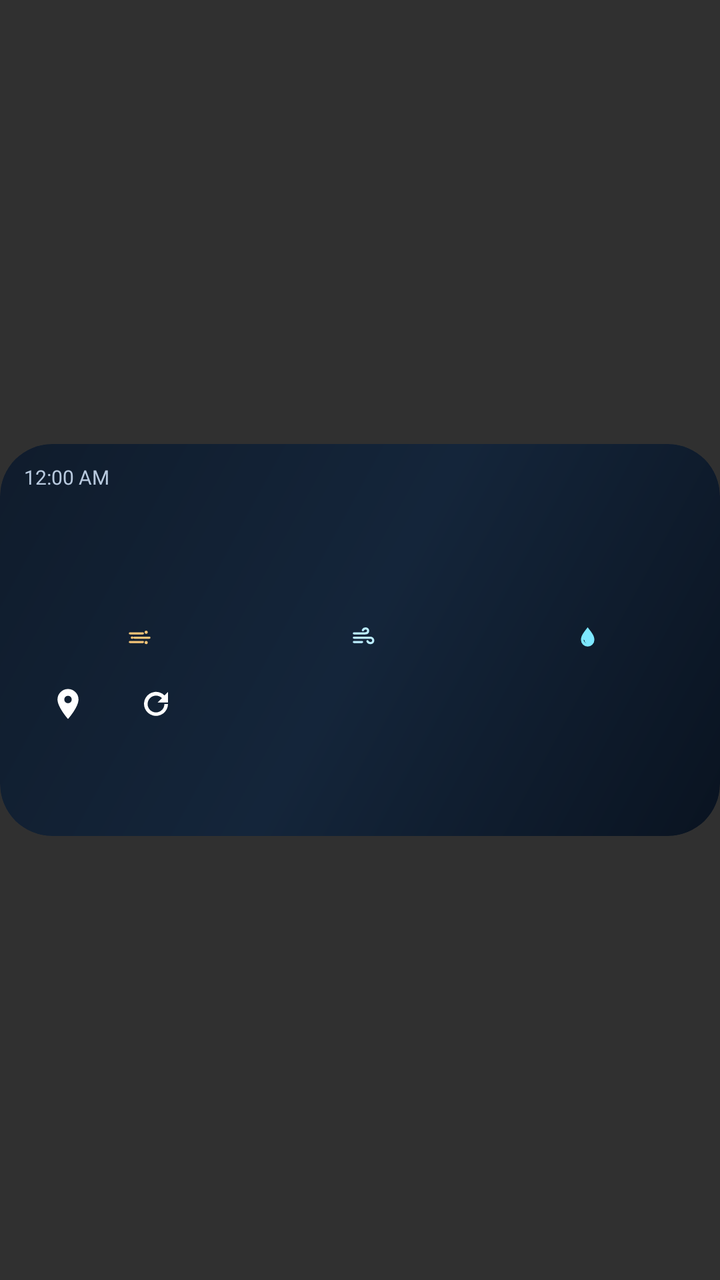
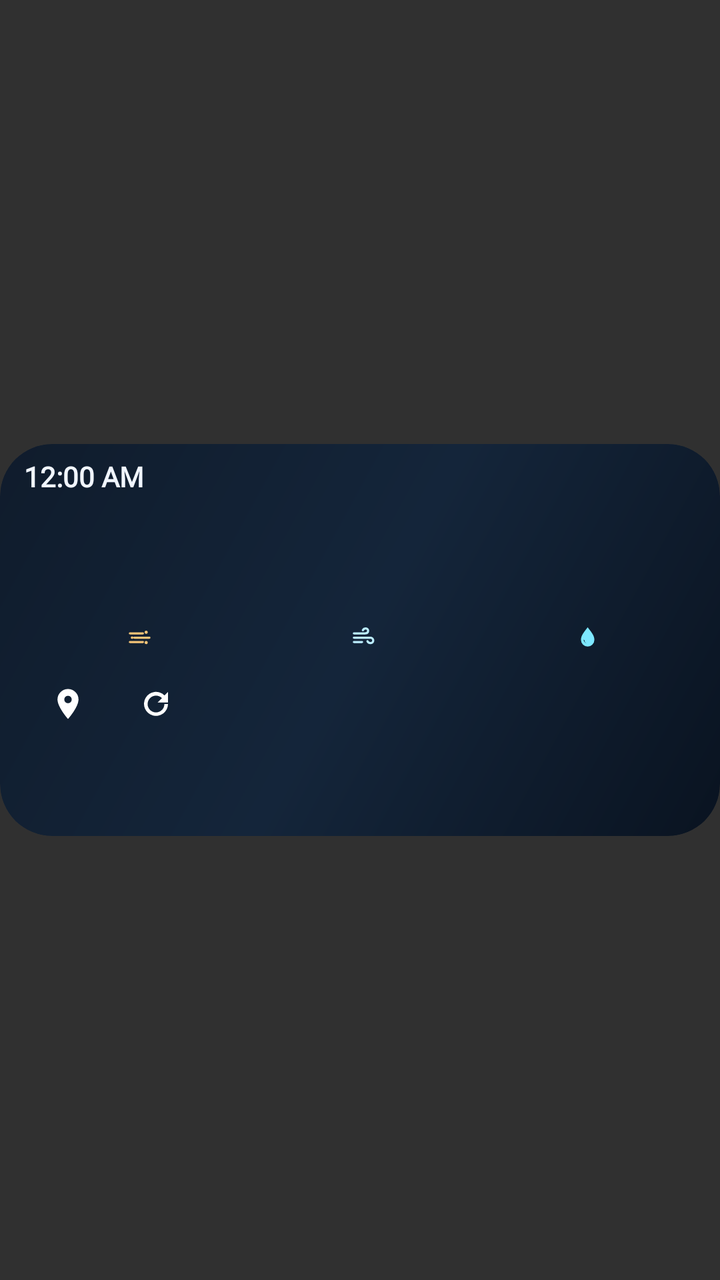

Screens rendered from an Android XML layout before and after an edit, with the pre-edit source and the edit as a unified diff.
<!-- AndroidManifest.xml: application theme LaunchTheme -->
<!-- res/layout/nav_kurd_widget.xml -->
<?xml version="1.0" encoding="utf-8"?>
<FrameLayout xmlns:android="http://schemas.android.com/apk/res/android"
    android:layout_width="match_parent" android:layout_height="match_parent">
  <FrameLayout android:id="@+id/widget_root" android:layout_width="match_parent" android:layout_height="196dp" android:layout_gravity="center" android:background="@drawable/widget_background" android:clipToOutline="true">
    <ImageView android:id="@+id/widget_scene" android:layout_width="match_parent" android:layout_height="match_parent" android:importantForAccessibility="no" android:scaleType="fitXY" />
    <LinearLayout android:layout_width="match_parent" android:layout_height="match_parent" android:orientation="vertical" android:paddingStart="12dp" android:paddingEnd="12dp" android:paddingTop="6dp" android:paddingBottom="4dp">
        <LinearLayout android:layout_width="match_parent" android:layout_height="22dp" android:layoutDirection="rtl" android:gravity="center_vertical" android:orientation="horizontal">
            <ImageView android:id="@+id/widget_city" android:layout_width="0dp" android:layout_height="20dp" android:adjustViewBounds="true" android:scaleType="fitEnd" android:contentDescription="@string/widget_description" android:layout_weight="1"/>
            <TextClock android:id="@+id/widget_local_time" android:layout_width="wrap_content" android:layout_height="wrap_content" android:layout_marginStart="8dp" android:fontFamily="@font/uniqaidar_money_heist_002" android:format12Hour="h:mm a" android:format24Hour="HH:mm" android:includeFontPadding="false" android:maxLines="1" android:textColor="#B8C9DE" android:textDirection="ltr" android:textSize="10sp" />
        </LinearLayout>
        <LinearLayout android:layout_width="match_parent" android:layout_height="44dp" android:gravity="center_vertical" android:layoutDirection="rtl" android:orientation="horizontal">
            <ImageView android:id="@+id/widget_weather_icon" android:layout_width="42dp" android:layout_height="42dp" android:contentDescription="@string/widget_description" android:scaleType="fitCenter" />
            <ImageView android:id="@+id/widget_temperature" android:layout_width="64dp" android:layout_height="40dp" android:adjustViewBounds="true" android:scaleType="fitEnd" android:contentDescription="@string/widget_description" android:layout_marginStart="4dp"/>
            <ImageView android:id="@+id/widget_condition" android:layout_width="0dp" android:layout_height="26dp" android:adjustViewBounds="true" android:scaleType="fitEnd" android:contentDescription="@string/widget_description" android:layout_weight="1" android:layout_marginStart="6dp"/>
        </LinearLayout>
        <LinearLayout android:layout_width="match_parent" android:layout_height="14dp" android:gravity="center_vertical" android:layoutDirection="rtl" android:orientation="horizontal">
            <ImageView android:id="@+id/widget_season" android:layout_width="60dp" android:layout_height="14dp" android:scaleType="fitCenter" android:contentDescription="@string/widget_description" />
            <ImageView android:id="@+id/widget_phase" android:layout_width="100dp" android:layout_height="14dp" android:scaleType="fitCenter" android:contentDescription="@string/widget_description" />
        </LinearLayout>
        <LinearLayout android:layout_width="match_parent" android:layout_height="22dp" android:gravity="center_vertical" android:layoutDirection="rtl" android:orientation="horizontal">
            <LinearLayout  android:layout_width="0dp" android:layout_height="22dp" android:layout_weight="1" android:gravity="center" android:orientation="horizontal">
                <ImageView  android:layout_width="13dp" android:layout_height="13dp" android:importantForAccessibility="no" android:src="@drawable/ic_widget_humidity" />
                <ImageView android:id="@+id/widget_humidity" android:layout_width="wrap_content" android:layout_height="18dp" android:adjustViewBounds="true" android:scaleType="fitEnd" android:contentDescription="@string/widget_description" android:layout_marginStart="4dp"/>
            </LinearLayout>
            <LinearLayout  android:layout_width="0dp" android:layout_height="22dp" android:layout_weight="1" android:gravity="center" android:orientation="horizontal">
                <ImageView  android:layout_width="13dp" android:layout_height="13dp" android:importantForAccessibility="no" android:src="@drawable/ic_widget_wind" />
                <ImageView android:id="@+id/widget_wind" android:layout_width="wrap_content" android:layout_height="18dp" android:adjustViewBounds="true" android:scaleType="fitEnd" android:contentDescription="@string/widget_description" android:layout_marginStart="4dp"/>
            </LinearLayout>
            <LinearLayout android:id="@+id/widget_dust_group" android:layout_width="0dp" android:layout_height="22dp" android:layout_weight="1" android:gravity="center" android:orientation="horizontal">
                <ImageView android:id="@+id/widget_dust_icon" android:layout_width="13dp" android:layout_height="13dp" android:importantForAccessibility="no" android:src="@drawable/ic_widget_dust" />
                <ImageView android:id="@+id/widget_dust" android:layout_width="wrap_content" android:layout_height="18dp" android:adjustViewBounds="true" android:scaleType="fitEnd" android:contentDescription="@string/widget_description" android:layout_marginStart="4dp"/>
            </LinearLayout>
        </LinearLayout>
        <LinearLayout android:id="@+id/widget_forecast_row" android:layout_width="match_parent" android:layout_height="36dp" android:layout_marginTop="2dp" android:orientation="horizontal" android:layoutDirection="ltr" android:visibility="gone">
            <LinearLayout android:layout_width="0dp" android:layout_height="match_parent" android:layout_weight="1" android:gravity="center" android:orientation="vertical">
                <ImageView android:id="@+id/widget_hour_0" android:layout_width="match_parent" android:layout_height="14dp" android:scaleType="fitCenter" android:contentDescription="@string/widget_description" />
                <ImageView android:id="@+id/widget_forecast_0" android:layout_width="match_parent" android:layout_height="20dp" android:scaleType="fitCenter" android:contentDescription="@string/widget_description" />
            </LinearLayout>
            <LinearLayout android:layout_width="0dp" android:layout_height="match_parent" android:layout_weight="1" android:gravity="center" android:orientation="vertical">
                <ImageView android:id="@+id/widget_hour_1" android:layout_width="match_parent" android:layout_height="14dp" android:scaleType="fitCenter" android:contentDescription="@string/widget_description" />
                <ImageView android:id="@+id/widget_forecast_1" android:layout_width="match_parent" android:layout_height="20dp" android:scaleType="fitCenter" android:contentDescription="@string/widget_description" />
            </LinearLayout>
            <LinearLayout android:layout_width="0dp" android:layout_height="match_parent" android:layout_weight="1" android:gravity="center" android:orientation="vertical">
                <ImageView android:id="@+id/widget_hour_2" android:layout_width="match_parent" android:layout_height="14dp" android:scaleType="fitCenter" android:contentDescription="@string/widget_description" />
                <ImageView android:id="@+id/widget_forecast_2" android:layout_width="match_parent" android:layout_height="20dp" android:scaleType="fitCenter" android:contentDescription="@string/widget_description" />
            </LinearLayout>
            <LinearLayout android:layout_width="0dp" android:layout_height="match_parent" android:layout_weight="1" android:gravity="center" android:orientation="vertical">
                <ImageView android:id="@+id/widget_hour_3" android:layout_width="match_parent" android:layout_height="14dp" android:scaleType="fitCenter" android:contentDescription="@string/widget_description" />
                <ImageView android:id="@+id/widget_forecast_3" android:layout_width="match_parent" android:layout_height="20dp" android:scaleType="fitCenter" android:contentDescription="@string/widget_description" />
            </LinearLayout>
            <LinearLayout android:layout_width="0dp" android:layout_height="match_parent" android:layout_weight="1" android:gravity="center" android:orientation="vertical">
                <ImageView android:id="@+id/widget_hour_4" android:layout_width="match_parent" android:layout_height="14dp" android:scaleType="fitCenter" android:contentDescription="@string/widget_description" />
                <ImageView android:id="@+id/widget_forecast_4" android:layout_width="match_parent" android:layout_height="20dp" android:scaleType="fitCenter" android:contentDescription="@string/widget_description" />
            </LinearLayout>
        </LinearLayout>
        <LinearLayout android:layout_width="match_parent" android:layout_height="44dp" android:gravity="center_vertical" android:layoutDirection="rtl" android:orientation="horizontal">
            <LinearLayout android:layout_width="0dp" android:layout_height="wrap_content" android:layout_weight="1" android:orientation="vertical">
                <ImageView android:id="@+id/widget_detail" android:layout_width="match_parent" android:layout_height="16dp" android:adjustViewBounds="true" android:scaleType="fitEnd" android:contentDescription="@string/widget_description" android:visibility="gone"/>
                <ImageView android:id="@+id/widget_updated" android:layout_width="match_parent" android:layout_height="16dp" android:adjustViewBounds="true" android:scaleType="fitEnd" android:contentDescription="@string/widget_description" />
            </LinearLayout>
            <ImageView android:id="@+id/widget_refresh" android:layout_width="44dp" android:layout_height="44dp" android:padding="13dp" android:contentDescription="@string/widget_refresh" android:src="@drawable/ic_widget_refresh" />
            <ImageView android:id="@+id/widget_locate" android:layout_width="44dp" android:layout_height="44dp" android:padding="13dp" android:contentDescription="@string/widget_locate" android:src="@drawable/ic_widget_locate" />
        </LinearLayout>
    </LinearLayout>
  </FrameLayout>
</FrameLayout>
<!-- resources referenced by this layout -->
<resources>
  <!-- drawable ic_widget_dust (drawable) -->
  <vector xmlns:android="http://schemas.android.com/apk/res/android" android:width="24dp" android:height="24dp" android:viewportWidth="24" android:viewportHeight="24"><path android:fillColor="#00000000" android:strokeColor="#FFF4C477" android:strokeLineCap="round" android:strokeWidth="2" android:pathData="M3,8h12M7,12h14M3,16h12" /><path android:fillColor="#FFF4C477" android:pathData="M18,5.5a1.5,1.5 0,1 0,0 3a1.5,1.5 0,0 0,0 -3M5,10.8a1.2,1.2 0,1 0,0 2.4a1.2,1.2 0,0 0,0 -2.4M18,15a1.5,1.5 0,1 0,0 3a1.5,1.5 0,0 0,0 -3" /></vector>
  <!-- drawable ic_widget_humidity (drawable) -->
  <vector xmlns:android="http://schemas.android.com/apk/res/android" android:width="24dp" android:height="24dp" android:viewportWidth="24" android:viewportHeight="24"><path android:fillColor="#FF7DE7FF" android:pathData="M12,2.4C9.1,6.4 5.8,9.7 5.8,14a6.2,6.2 0,0 0,12.4 0C18.2,9.7 14.9,6.4 12,2.4zM9,14.3a3.3,3.3 0,0 0,3.3 3.3c0.6,0 1.1,-0.2 1.6,-0.4A4.1,4.1 0,0 1,8.2 13.4c0,0.3 0.3,0.9 0.8,0.9z" /></vector>
  <!-- drawable ic_widget_locate (drawable) -->
  <vector xmlns:android="http://schemas.android.com/apk/res/android" android:width="24dp" android:height="24dp" android:viewportWidth="24" android:viewportHeight="24"><path android:fillColor="#FFFFFFFF" android:pathData="M12,2a7,7 0,0 0,-7 7c0,5.1 7,13 7,13s7,-7.9 7,-13a7,7 0,0 0,-7 -7zM12,6.5A2.5,2.5 0,1 1,12 11.5A2.5,2.5 0,0 1,12 6.5z" /></vector>
  <!-- drawable ic_widget_refresh (drawable) -->
  <vector xmlns:android="http://schemas.android.com/apk/res/android" android:width="24dp" android:height="24dp" android:viewportWidth="24" android:viewportHeight="24"><path android:fillColor="#FFFFFFFF" android:pathData="M17.7,6.3A8,8 0,1 0,20 12h-2.4a5.6,5.6 0,1 1,-1.6 -3.9L13,11h7V4l-2.3,2.3z" /></vector>
  <!-- drawable ic_widget_wind (drawable) -->
  <vector xmlns:android="http://schemas.android.com/apk/res/android" android:width="24dp" android:height="24dp" android:viewportWidth="24" android:viewportHeight="24"><path android:fillColor="#00000000" android:strokeColor="#FFBCEEFF" android:strokeLineCap="round" android:strokeLineJoin="round" android:strokeWidth="2" android:pathData="M3,8h10.5c3.4,0 3.4,-4.5 0.4,-4.5c-1.3,0 -2.2,0.7 -2.6,1.6M3,12h15c3.6,0 3.8,5 0.3,5c-1.4,0 -2.3,-0.7 -2.8,-1.7M3,16h7.5" /></vector>
  <!-- drawable widget_background (drawable) -->
  <?xml version="1.0" encoding="utf-8"?>
  <shape xmlns:android="http://schemas.android.com/apk/res/android"
      android:shape="rectangle">
      <gradient
          android:angle="315"
          android:centerColor="#F212243A"
          android:endColor="#F207111F"
          android:startColor="#F20D1A2B" />
      <corners android:radius="26dp" />
  </shape>
  <string name="widget_description">NAV KURD weather, location and offline map status</string>
  <string name="widget_locate">LOCATE</string>
  <string name="widget_refresh">نوێکردنەوەی کەش و هەوا</string>
  <!-- drawable launch_background (drawable) -->
  <?xml version="1.0" encoding="utf-8"?>
  <layer-list xmlns:android="http://schemas.android.com/apk/res/android">
      <item android:drawable="@color/nav_kurd_background" />
      <item>
          <bitmap
              android:gravity="center"
              android:src="@mipmap/ic_launcher" />
      </item>
  </layer-list>
  <color name="nav_kurd_cyan">#4CCBFF</color>
  <color name="nav_kurd_background">#07111F</color>
  <!-- unchanged entries left out for length: 1 -->
</resources>

<!-- the commit's change to res/layout/nav_kurd_widget.xml (unified diff, before → after) -->
@@ -6,7 +6,7 @@
     <LinearLayout android:layout_width="match_parent" android:layout_height="match_parent" android:orientation="vertical" android:paddingStart="12dp" android:paddingEnd="12dp" android:paddingTop="6dp" android:paddingBottom="4dp">
         <LinearLayout android:layout_width="match_parent" android:layout_height="22dp" android:layoutDirection="rtl" android:gravity="center_vertical" android:orientation="horizontal">
             <ImageView android:id="@+id/widget_city" android:layout_width="0dp" android:layout_height="20dp" android:adjustViewBounds="true" android:scaleType="fitEnd" android:contentDescription="@string/widget_description" android:layout_weight="1"/>
-            <TextClock android:id="@+id/widget_local_time" android:layout_width="wrap_content" android:layout_height="wrap_content" android:layout_marginStart="8dp" android:fontFamily="@font/uniqaidar_money_heist_002" android:format12Hour="h:mm a" android:format24Hour="HH:mm" android:includeFontPadding="false" android:maxLines="1" android:textColor="#B8C9DE" android:textDirection="ltr" android:textSize="10sp" />
+            <TextClock android:id="@+id/widget_local_time" android:layout_width="wrap_content" android:layout_height="wrap_content" android:layout_marginStart="8dp" android:fontFamily="@font/uniqaidar_money_heist_002" android:format12Hour="h:mm a" android:format24Hour="HH:mm" android:includeFontPadding="false" android:maxLines="1" android:textStyle="bold" android:textColor="#F1F6FF" android:textDirection="ltr" android:textSize="14sp" />
         </LinearLayout>
         <LinearLayout android:layout_width="match_parent" android:layout_height="44dp" android:gravity="center_vertical" android:layoutDirection="rtl" android:orientation="horizontal">
             <ImageView android:id="@+id/widget_weather_icon" android:layout_width="42dp" android:layout_height="42dp" android:contentDescription="@string/widget_description" android:scaleType="fitCenter" />
